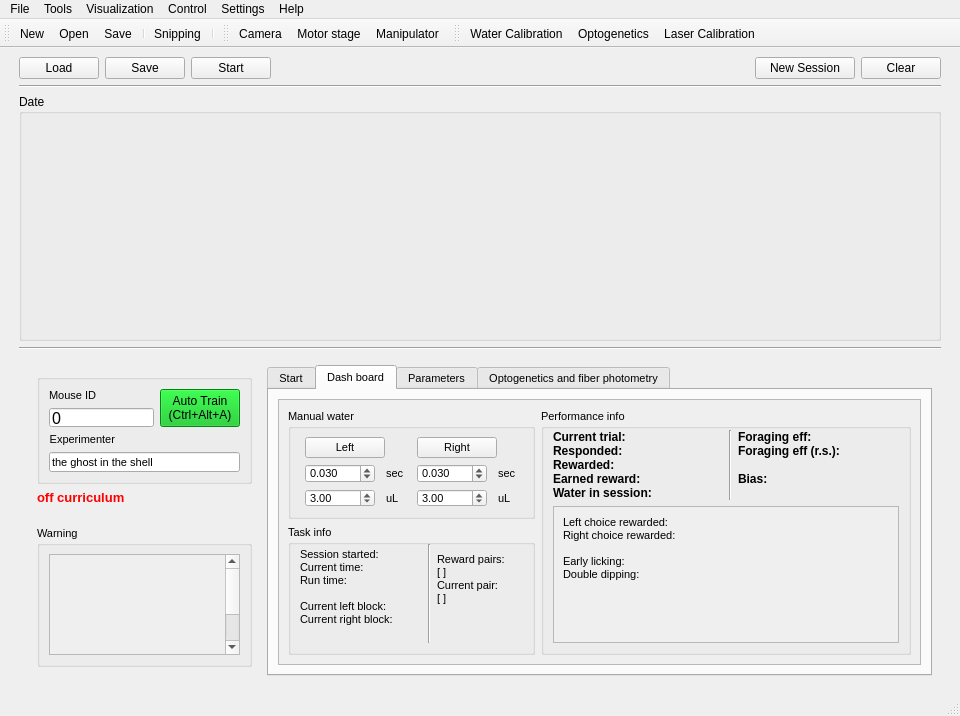
This is src/foraging_gui/ForagingGUI.ui in AllenNeuralDynamics/dynamic-foraging-task as Qt 5 draws it before an edit. The edited form follows.
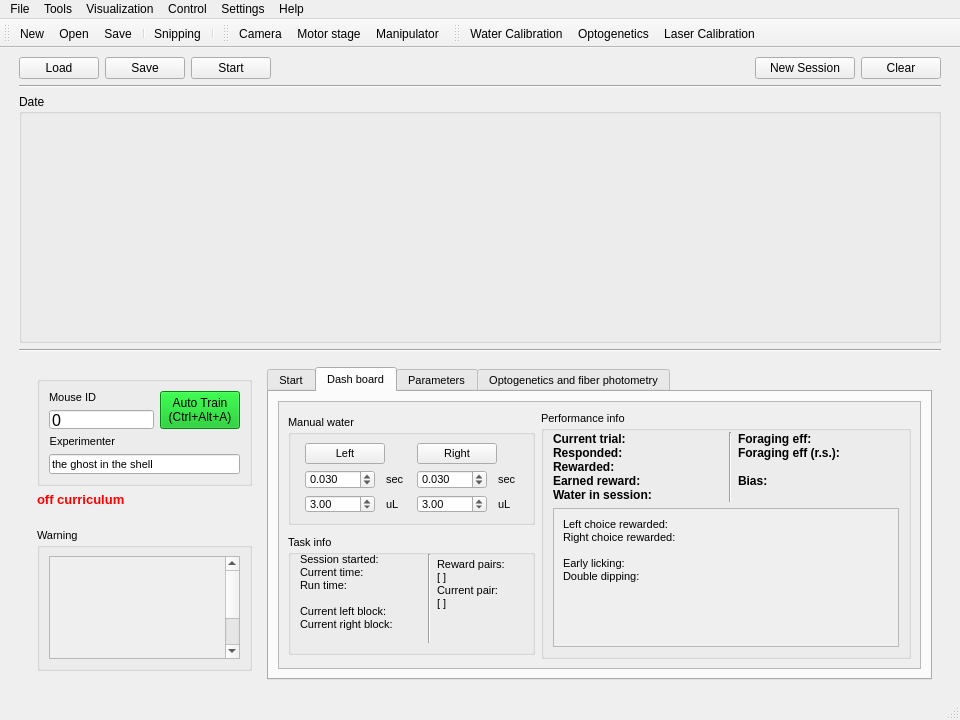
This is the edited form. The open tabs and pages were chosen to show the change. Icons and pictures are not drawn.

The edit to the form file:
```diff
--- a/src/foraging_gui/ForagingGUI.ui
+++ b/src/foraging_gui/ForagingGUI.ui
@@ -13,7 +13,7 @@
     <x>0</x>
     <y>0</y>
     <width>960</width>
-    <height>716</height>
+    <height>720</height>
    </rect>
   </property>
   <property name="sizePolicy">
@@ -1851,7 +1851,7 @@
                   <x>0</x>
                   <y>0</y>
                   <width>639</width>
-                  <height>259</height>
+                  <height>262</height>
                  </rect>
                 </property>
                 <layout class="QHBoxLayout" name="horizontalLayout_9">
@@ -2121,7 +2121,7 @@
                       <property name="maximumSize">
                        <size>
                         <width>16777215</width>
-                        <height>16777215</height>
+                        <height>120</height>
                        </size>
                       </property>
                       <property name="font">
@@ -2339,7 +2339,7 @@
                          <x>0</x>
                          <y>0</y>
                          <width>347</width>
-                         <height>129</height>
+                         <height>132</height>
                         </rect>
                        </property>
                        <layout class="QHBoxLayout" name="horizontalLayout_8">
```
Left out of the diff: 4 changed lines with no effect on the pictures.
